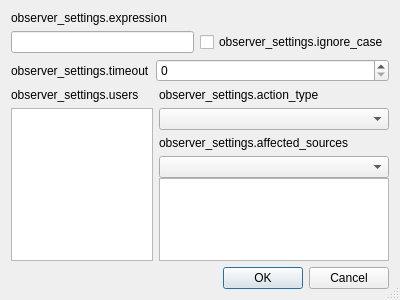
Above: action-config-dialog.ui from x000000/observer before the change. Below: the same form after it.
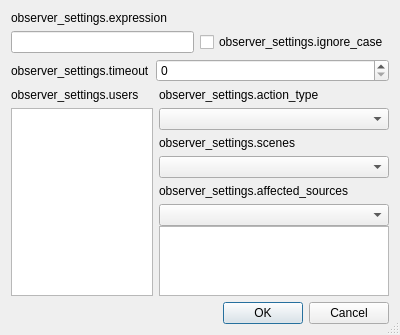
That is the form after the change.

Commit message: Add scene switching support

What changed in the file:
```diff
--- a/action-config-dialog.ui
+++ b/action-config-dialog.ui
@@ -98,6 +98,62 @@
         <widget class="QComboBox" name="actionType"/>
        </item>
        <item>
+        <widget class="QWidget" name="sceneGroup" native="true">
+         <layout class="QVBoxLayout" name="verticalLayout_6">
+          <property name="leftMargin">
+           <number>0</number>
+          </property>
+          <property name="topMargin">
+           <number>0</number>
+          </property>
+          <property name="rightMargin">
+           <number>0</number>
+          </property>
+          <property name="bottomMargin">
+           <number>0</number>
+          </property>
+          <item>
+           <widget class="QLabel" name="label_6">
+            <property name="text">
+             <string>observer_settings.scenes</string>
+            </property>
+           </widget>
+          </item>
+          <item>
+           <widget class="QComboBox" name="affectedScene"/>
+          </item>
+          <item>
+           <spacer name="verticalSpacer">
+            <property name="orientation">
+             <enum>Qt::Vertical</enum>
+            </property>
+            <property name="sizeHint" stdset="0">
+             <size>
+              <width>20</width>
+              <height>40</height>
+             </size>
+            </property>
+           </spacer>
+          </item>
+         </layout>
+        </widget>
+       </item>
+       <item>
+        <widget class="QWidget" name="sceneItemsGroup" native="true">
+         <layout class="QVBoxLayout" name="verticalLayout_7">
+          <property name="leftMargin">
+           <number>0</number>
+          </property>
+          <property name="topMargin">
+           <number>0</number>
+          </property>
+          <property name="rightMargin">
+           <number>0</number>
+          </property>
+          <property name="bottomMargin">
+           <number>0</number>
+          </property>
+          <item>
         <widget class="QLabel" name="label_3">
          <property name="text">
           <string>observer_settings.affected_sources</string>
@@ -124,6 +180,9 @@
           </widget>
          </item>
         </layout>
+          </item>
+         </layout>
+        </widget>
        </item>
       </layout>
      </item>
```
Lines whose indentation alone changed are shown as unchanged. The commit also changes 6 other files.
